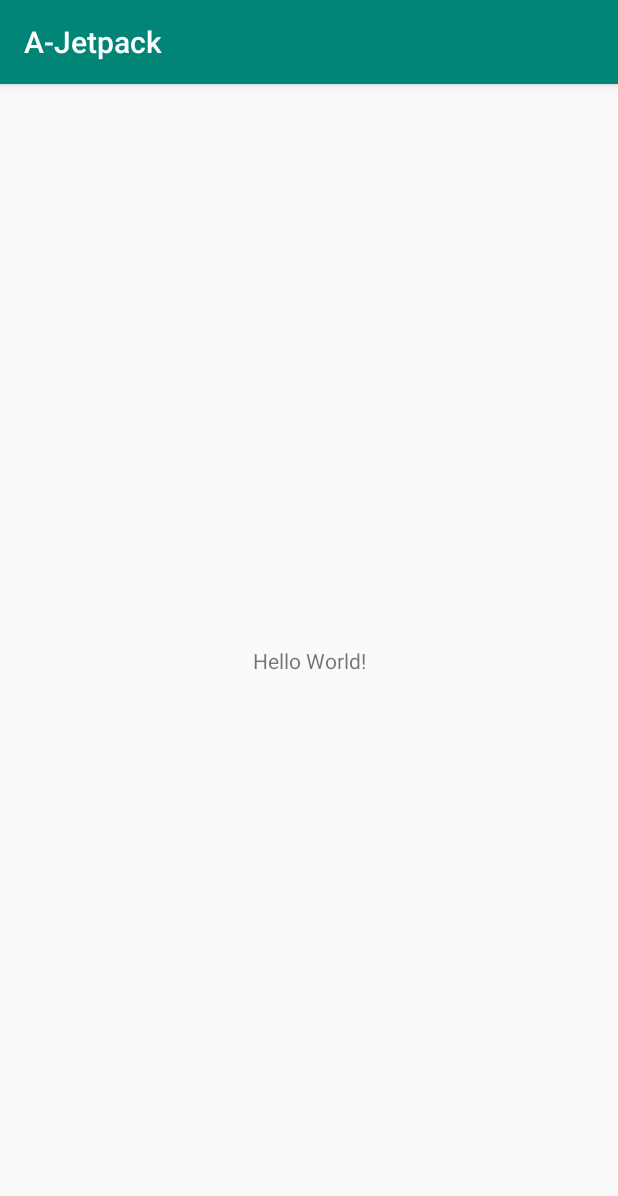
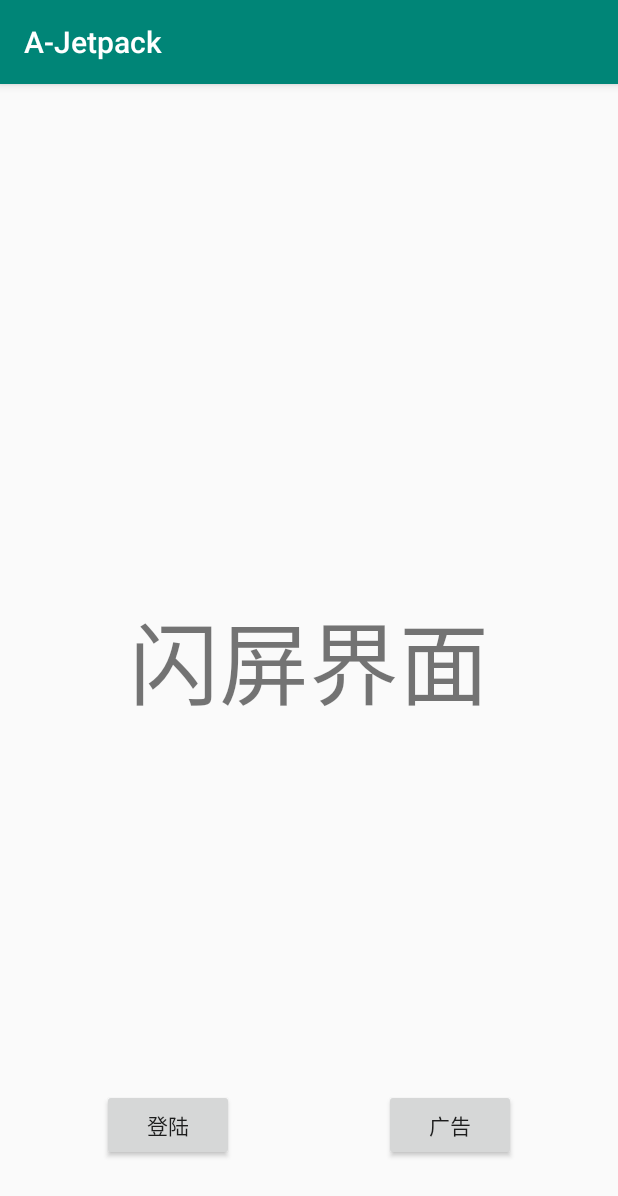
Before and after one commit to RedColinar/A-Jetpack, an Android app: the screen it shows after launch (MainActivity), on a phone screen of 412 x 824 dp. Shown: the top 1196 px of the screen. Run offline under Robolectric (Android 15) with nearby library versions, the phone set to English and light mode, and no system bars.

Commit message:
navigation to fragment

```diff
--- a/app/build.gradle
+++ b/app/build.gradle
@@ -16,7 +16,7 @@ android {
     }
     buildTypes {
         release {
-            minifyEnabled false
+            minifyEnabled true
             proguardFiles getDefaultProguardFile('proguard-android-optimize.txt'), 'proguard-rules.pro'
         }
     }
@@ -24,7 +24,7 @@ android {
 
 dependencies {
     implementation fileTree(dir: 'libs', include: ['*.jar'])
-    implementation"org.jetbrains.kotlin:kotlin-stdlib-jdk7:$kotlin_version"
+    implementation "org.jetbrains.kotlin:kotlin-stdlib-jdk7:$kotlin_version"
     implementation 'androidx.appcompat:appcompat:1.0.2'
     implementation 'androidx.core:core-ktx:1.0.2'
     implementation 'androidx.constraintlayout:constraintlayout:1.1.3'
--- a/app/src/main/java/com/opq/a/jetpack/MainActivity.kt
+++ b/app/src/main/java/com/opq/a/jetpack/MainActivity.kt
@@ -2,11 +2,20 @@ package com.opq.a.jetpack
 
 import androidx.appcompat.app.AppCompatActivity
 import android.os.Bundle
+import androidx.navigation.NavController
+import androidx.navigation.findNavController
 
 class MainActivity : AppCompatActivity() {
+
+    private lateinit var navController: NavController
 
     override fun onCreate(savedInstanceState: Bundle?) {
         super.onCreate(savedInstanceState)
         setContentView(R.layout.activity_main)
+
+        navController = findNavController(R.id.my_nav_host_fragment)
+
     }
+
+    override fun onSupportNavigateUp() = navController.navigateUp()
 }
--- /dev/null
+++ b/app/src/main/java/com/opq/a/jetpack/SplashFragment.kt
@@ -0,0 +1,75 @@
+package com.opq.a.jetpack
+
+import android.content.Context
+import android.net.Uri
+import android.os.Bundle
+import androidx.fragment.app.Fragment
+import android.view.LayoutInflater
+import android.view.View
+import android.view.ViewGroup
+import androidx.navigation.NavController
+import androidx.navigation.fragment.findNavController
+import kotlinx.android.synthetic.*
+import kotlinx.android.synthetic.main.fragment_splash.*
+
+private const val ARG_PARAM1 = "param1"
+private const val ARG_PARAM2 = "param2"
+
+/**
+ * A simple [Fragment] subclass.
+ * Activities that contain this fragment must implement the
+ * [SplashFragment.OnFragmentInteractionListener] interface
+ * to handle interaction events.
+ * Use the [SplashFragment.newInstance] factory method to
+ * create an instance of this fragment.
+ *
+ */
+class SplashFragment : Fragment() {
+    private var param1: String? = null
+    private var param2: String? = null
+    private lateinit var naviController: NavController
+
+    override fun onCreate(savedInstanceState: Bundle?) {
+        super.onCreate(savedInstanceState)
+        arguments?.let {
+            param1 = it.getString(ARG_PARAM1)
+            param2 = it.getString(ARG_PARAM2)
+        }
+    }
+
+    override fun onCreateView(
+        inflater: LayoutInflater, container: ViewGroup?,
+        savedInstanceState: Bundle?
+    ): View? {
+        // Inflate the layout for this fragment
+        return inflater.inflate(R.layout.fragment_splash, container, false)
+    }
+
+    override fun onAttach(context: Context) {
+        super.onAttach(context)
+        naviController = findNavController()
+    }
+
+    override fun onViewCreated(view: View, savedInstanceState: Bundle?) {
+        super.onViewCreated(view, savedInstanceState)
+        bt_to_login.setOnClickListener {
+            // naviController.navigate(R.id.loginFragment)
+            naviController.navigate(R.id.action_splashFragment_to_loginFragment)
+        }
+    }
+
+    override fun onDetach() {
+        super.onDetach()
+    }
+
+    companion object {
+        @JvmStatic
+        fun newInstance(param1: String, param2: String) =
+            SplashFragment().apply {
+                arguments = Bundle().apply {
+                    putString(ARG_PARAM1, param1)
+                    putString(ARG_PARAM2, param2)
+                }
+            }
+    }
+}
--- a/app/src/main/res/layout/activity_main.xml
+++ b/app/src/main/res/layout/activity_main.xml
@@ -6,13 +6,12 @@
     android:layout_height="match_parent"
     tools:context=".MainActivity">
 
-    <TextView
-        android:layout_width="wrap_content"
-        android:layout_height="wrap_content"
-        android:text="Hello World!"
-        app:layout_constraintBottom_toBottomOf="parent"
-        app:layout_constraintLeft_toLeftOf="parent"
-        app:layout_constraintRight_toRightOf="parent"
-        app:layout_constraintTop_toTopOf="parent" />
+    <fragment
+        android:id="@+id/my_nav_host_fragment"
+        android:name="androidx.navigation.fragment.NavHostFragment"
+        android:layout_width="match_parent"
+        android:layout_height="match_parent"
+        app:defaultNavHost="true"
+        app:navGraph="@navigation/plane_navigation" />
 
 </androidx.constraintlayout.widget.ConstraintLayout>
--- /dev/null
+++ b/app/src/main/res/layout/fragment_splash.xml
@@ -0,0 +1,45 @@
+<?xml version="1.0" encoding="utf-8"?>
+<androidx.constraintlayout.widget.ConstraintLayout xmlns:android="http://schemas.android.com/apk/res/android"
+    xmlns:app="http://schemas.android.com/apk/res-auto"
+    xmlns:tools="http://schemas.android.com/tools"
+    android:layout_width="match_parent"
+    android:layout_height="match_parent"
+    tools:context=".SplashFragment">
+
+    <TextView
+        android:layout_width="wrap_content"
+        android:layout_height="wrap_content"
+        android:layout_gravity="center"
+        android:text="闪屏界面"
+        android:textSize="60dp"
+        app:layout_constraintBottom_toBottomOf="parent"
+        app:layout_constraintEnd_toEndOf="parent"
+        app:layout_constraintStart_toStartOf="parent"
+        app:layout_constraintTop_toTopOf="parent" />
+
+    <Button
+        android:id="@+id/bt_to_login"
+        android:layout_width="wrap_content"
+        android:layout_height="wrap_content"
+        android:text="登陆"
+        android:layout_margin="50dp"
+        app:layout_constraintBottom_toBottomOf="parent"
+        app:layout_constraintEnd_toStartOf="@+id/guideline" />
+
+    <Button
+        android:id="@+id/bt_to_advertisement"
+        android:layout_width="wrap_content"
+        android:layout_height="wrap_content"
+        android:text="广告"
+        android:layout_margin="50dp"
+        app:layout_constraintBottom_toBottomOf="parent"
+        app:layout_constraintStart_toEndOf="@+id/guideline" />
+
+    <androidx.constraintlayout.widget.Guideline
+        android:id="@+id/guideline"
+        android:layout_width="wrap_content"
+        android:layout_height="wrap_content"
+        android:orientation="vertical"
+        app:layout_constraintGuide_percent="0.5" />
+
+</androidx.constraintlayout.widget.ConstraintLayout>
--- /dev/null
+++ b/app/src/main/res/navigation/plane_navigation.xml
@@ -0,0 +1,44 @@
+<?xml version="1.0" encoding="utf-8"?>
+<navigation xmlns:android="http://schemas.android.com/apk/res/android"
+    xmlns:app="http://schemas.android.com/apk/res-auto"
+    xmlns:tools="http://schemas.android.com/tools"
+    android:id="@+id/plane_navigation"
+    app:startDestination="@id/splashFragment">
+
+    <fragment
+        android:id="@+id/splashFragment"
+        android:name="com.opq.a.jetpack.SplashFragment"
+        android:label="fragment_splash"
+        tools:layout="@layout/fragment_splash">
+        <action
+            android:id="@+id/action_splashFragment_to_loginFragment"
+            app:destination="@id/loginFragment" />
+        <action
+            android:id="@+id/action_splashFragment_to_advertisementFragment"
+            app:destination="@id/advertisementFragment" />
+    </fragment>
+    <fragment
+        android:id="@+id/loginFragment"
+        android:name="com.opq.a.jetpack.LoginFragment"
+        android:label="fragment_login"
+        tools:layout="@layout/fragment_login">
+        <action
+            android:id="@+id/action_loginFragment_to_mainFragment"
+            app:destination="@id/mainFragment" />
+    </fragment>
+    <fragment
+        android:id="@+id/advertisementFragment"
+        android:name="com.opq.a.jetpack.AdvertisementFragment"
+        android:label="fragment_advertisement"
+        tools:layout="@layout/fragment_advertisement">
+        <action
+            android:id="@+id/action_advertisementFragment_to_mainFragment"
+            app:destination="@id/mainFragment" />
+    </fragment>
+    <fragment
+        android:id="@+id/mainFragment"
+        android:name="com.opq.a.jetpack.MainFragment"
+        android:label="fragment_main"
+        tools:layout="@layout/fragment_main" />
+
+</navigation>
--- a/app/src/main/res/values/strings.xml
+++ b/app/src/main/res/values/strings.xml
@@ -1,3 +1,6 @@
 <resources>
     <string name="app_name">A-Jetpack</string>
+
+    <!-- TODO: Remove or change this placeholder text -->
+    <string name="hello_blank_fragment">Hello blank fragment</string>
 </resources>
```
Also changed, not shown: app/src/main/java/com/opq/a/jetpack/AdvertisementFragment.kt (added, +102 -0 lines), app/src/main/java/com/opq/a/jetpack/LoginFragment.kt (added, +65 -0 lines), app/src/main/java/com/opq/a/jetpack/MainFragment.kt (added, +100 -0 lines), app/src/main/res/layout/fragment_advertisement.xml (added, +15 -0 lines), app/src/main/res/layout/fragment_login.xml (added, +15 -0 lines), app/src/main/res/layout/fragment_main.xml (added, +15 -0 lines).
